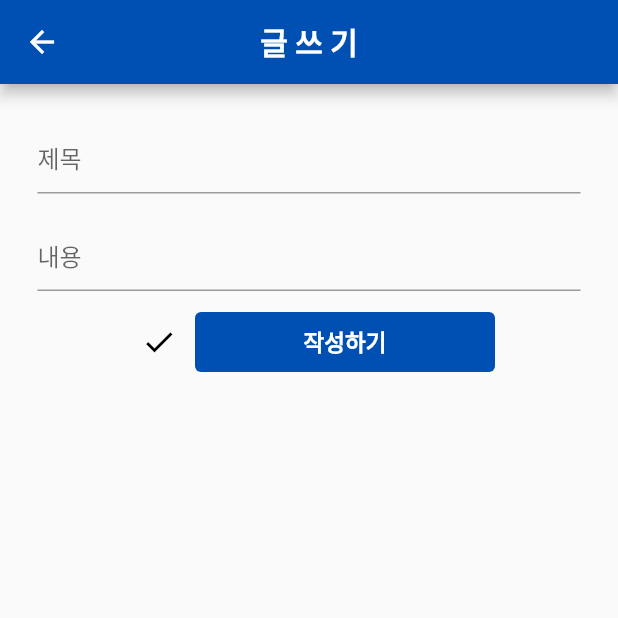
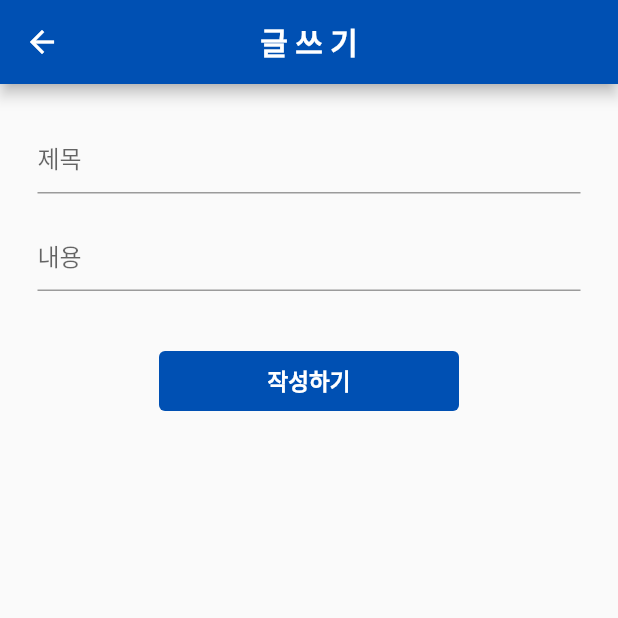
Before and after one commit to ItzTree/NFT-Project1, a Flutter app: the WritePostPage screen opened by its route, on a phone screen of 412 x 824 dp, the top half of it. Run offline on Flutter 3.47's test engine with Material 2 defaults, Android fonts, the phone set to English and light mode, and no system bars; our stand-ins replace cloud_firestore, firebase_auth, firebase_core, google_nav_bar, shared_preferences; accounts and stored records are empty.

Commit message:
0317 Update

```diff
--- a/lib/screens/write_post_page.dart
+++ b/lib/screens/write_post_page.dart
@@ -74,27 +74,11 @@ class _WritePostPageState extends State<WritePostPage> {
                     ),
                   ),
                 ),
-                SizedBox(height: 10),
-
-                /// 중요도 체크와 작성버튼
-                Row(
-                  mainAxisAlignment: MainAxisAlignment.center,
-                  children: [
-                    /// 중요 체크 버튼
-                    IconButton(
-                      icon: Icon(
-                        Icons.check,
-                        color: isChecked ? Colors.red : Colors.black,
-                      ),
-                      onPressed: () {
-                        setState(() {
-                          isChecked = !isChecked;
-                        });
-                      },
-                    ),
+                SizedBox(height: 40),
 
                 /// 작성하기
-                    SizedBox(
+                Center(
+                  child: SizedBox(
                     width: 200,
                     height: 40,
                     child: ElevatedButton(
@@ -111,8 +95,7 @@ class _WritePostPageState extends State<WritePostPage> {
                         }
                       },
                       style: ElevatedButton.styleFrom(
-                            backgroundColor: sscctalkPrimaryColor,
-                            elevation: 0),
+                          backgroundColor: sscctalkPrimaryColor, elevation: 0),
                       child: Text(
                         "작성하기",
                         style: TextStyle(
@@ -123,7 +106,6 @@ class _WritePostPageState extends State<WritePostPage> {
                       ),
                     ),
                   ),
-                  ],
                 ),
               ],
             ),
```
Also changed, not shown: lib/screens/write_notice_page.dart (+14 -7 lines). Lines whose indentation alone changed are shown as unchanged.
